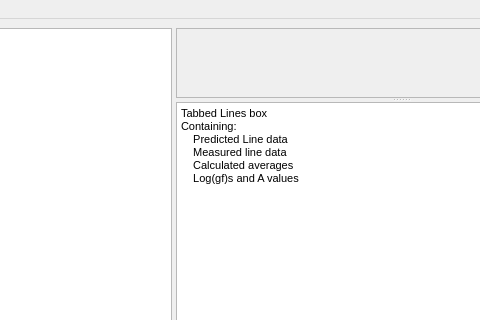
Before: the Qt Designer form mainwindow2.ui in ImperialCollegeLondon/SAAS, drawn with Qt 5; both pictures show x 286 to 766 and y 0 to 320 of the 920 by 814 pixel window.
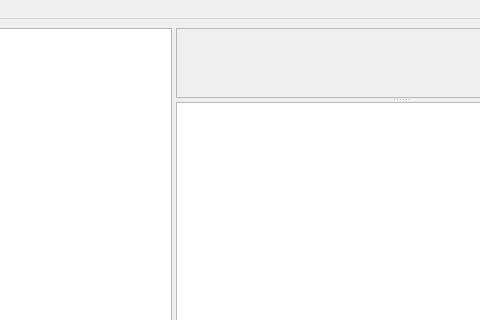
After: the same form once the commit is applied.

Commit message: feat: merged lines table population

Diff of the .ui file:
```diff
--- a/mainwindow2.ui
+++ b/mainwindow2.ui
@@ -58,20 +58,7 @@
          </property>
         </widget>
        </widget>
-       <widget class="QTextBrowser" name="textBrowser_3">
-        <property name="html">
-         <string>&lt;!DOCTYPE HTML PUBLIC &quot;-//W3C//DTD HTML 4.0//EN&quot; &quot;http://www.w3.org/TR/REC-html40/strict.dtd&quot;&gt;
-&lt;html&gt;&lt;head&gt;&lt;meta name=&quot;qrichtext&quot; content=&quot;1&quot; /&gt;&lt;style type=&quot;text/css&quot;&gt;
-p, li { white-space: pre-wrap; }
-&lt;/style&gt;&lt;/head&gt;&lt;body style=&quot; font-family:'MS Shell Dlg 2'; font-size:8.25pt; font-weight:400; font-style:normal;&quot;&gt;
-&lt;p style=&quot; margin-top:0px; margin-bottom:0px; margin-left:0px; margin-right:0px; -qt-block-indent:0; text-indent:0px;&quot;&gt;Tabbed Lines box&lt;/p&gt;
-&lt;p style=&quot; margin-top:0px; margin-bottom:0px; margin-left:0px; margin-right:0px; -qt-block-indent:0; text-indent:0px;&quot;&gt;Containing:&lt;/p&gt;
-&lt;p style=&quot; margin-top:0px; margin-bottom:0px; margin-left:0px; margin-right:0px; -qt-block-indent:0; text-indent:0px;&quot;&gt;    Predicted Line data&lt;/p&gt;
-&lt;p style=&quot; margin-top:0px; margin-bottom:0px; margin-left:0px; margin-right:0px; -qt-block-indent:0; text-indent:0px;&quot;&gt;    Measured line data&lt;/p&gt;
-&lt;p style=&quot; margin-top:0px; margin-bottom:0px; margin-left:0px; margin-right:0px; -qt-block-indent:0; text-indent:0px;&quot;&gt;    Calculated averages&lt;/p&gt;
-&lt;p style=&quot; margin-top:0px; margin-bottom:0px; margin-left:0px; margin-right:0px; -qt-block-indent:0; text-indent:0px;&quot;&gt;    Log(gf)s and A values &lt;/p&gt;&lt;/body&gt;&lt;/html&gt;</string>
-        </property>
-       </widget>
+       <widget class="QTableView" name="linesTableView"/>
       </widget>
      </widget>
     </item>
```
The commit also changes 4 other files.
